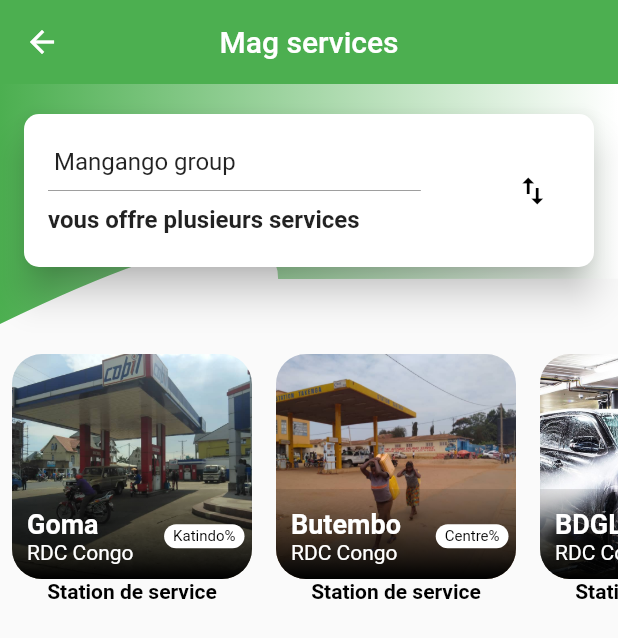
After one commit to TonyBASHIZI/MagClient, a Flutter app: the screen it shows after launch, item 2 of the bottom bar chosen, on a phone screen of 412 x 824 dp. The commit adds this screen. Shown: the top 638 px of the screen. Run offline on Flutter 3.47's test engine with Material 2 defaults, Android fonts, the phone set to English and light mode, and no system bars; our stand-ins replace flutter_local_notifications, rxdart, shared_preferences.

Commit message:
addServicePage

```diff
--- a/lib/main.dart
+++ b/lib/main.dart
@@ -3,7 +3,7 @@ import 'package:MagClient/CustomAppBar.dart';
 import 'package:MagClient/CustomShapeClipper.dart';
 import 'package:MagClient/NotificationPlugin.dart';
 import 'package:MagClient/balance.dart';
-import 'package:MagClient/flight_list.dart';
+import 'package:MagClient/services.dart';
 import 'package:MagClient/partenaire.dart';
 
 void main() => runApp(MaterialApp(
@@ -170,7 +170,7 @@ class _HomeScreenTopPartState extends State<HomeScreenTopPart> {
                                   context,
                                   MaterialPageRoute(
                                       builder: (context) =>
-                                          FlightListingScreen()));
+                                          balance()));
                             },
                             child: Icon(
                               Icons.credit_card,
--- a/lib/partenaire.dart
+++ b/lib/partenaire.dart
@@ -110,7 +110,8 @@ class partenaire extends StatelessWidget {
                                 child: Stack(
                                   children: <Widget>[
                                     Padding(padding: EdgeInsets.all(20)),
-                                    Text(list[index]['description'],textAlign: TextAlign.center,),
+                                    Text(list[index]['description'],textAlign: TextAlign.center,
+                                    ),
                                     // Container(
                                     //   margin: EdgeInsets.all(15),
                                     //   child: FlatButton(
--- /dev/null
+++ b/lib/services.dart
@@ -0,0 +1,264 @@
+import 'dart:convert';
+
+import 'package:MagClient/utils/config.dart';
+import 'package:flutter/material.dart';
+import 'package:shared_preferences/shared_preferences.dart';
+import 'main.dart';
+import 'package:http/http.dart' as http;
+
+import 'CustomShapeClipper.dart';
+
+class services extends StatelessWidget {
+  init() async {
+    pref = await SharedPreferences.getInstance();
+  }
+
+  SharedPreferences pref;
+  Future getBalance() async {
+    var url = BaseUrl.getBalance;
+    var response = await http.get(url);
+
+    return jsonDecode(response.body);
+  }
+
+  @override
+  Widget build(BuildContext context) {
+    return Scaffold(
+      appBar: AppBar(
+        backgroundColor: Colors.green,
+        title: Text(
+          "Mag services",
+        ),
+        elevation: 0.0,
+        centerTitle: true,
+        leading: InkWell(
+          child: Icon(
+            Icons.arrow_back,
+          ),
+          onTap: () {
+            Navigator.pop(context);
+          },
+        ),
+      ),
+      body: SingleChildScrollView(
+        scrollDirection: Axis.vertical,
+        child: Column(
+          children: <Widget>[
+            FlightListTopPart(),
+            SizedBox(
+              height: 20.0,
+            ),
+           Container(
+             height: 210.0,
+             child: ListView(
+                scrollDirection: Axis.horizontal,
+                children: cityCards,
+             ),
+           )
+          ],
+        ),
+      ),
+    );
+  }
+}
+
+class FlightListTopPart extends StatelessWidget {
+  @override
+  Widget build(BuildContext context) {
+    return Stack(
+      children: <Widget>[
+        ClipPath(
+          clipper: CustomShapeClipper(),
+          child: Container(
+            decoration: BoxDecoration(
+              gradient: LinearGradient(colors: [firstColor, secondColor]),
+            ),
+            height: 160.0,
+          ),
+        ),
+        Column(
+          children: <Widget>[
+            SizedBox(
+              height: 20.0,
+            ),
+            Card(
+              shape: RoundedRectangleBorder(
+                  borderRadius: BorderRadius.all(Radius.circular(10.0))),
+              margin: EdgeInsets.symmetric(horizontal: 16.0),
+              elevation: 10.0,
+              child: Container(
+                padding: EdgeInsets.symmetric(horizontal: 16.0, vertical: 22.0),
+                child: Row(
+                  mainAxisSize: MainAxisSize.max,
+                  mainAxisAlignment: MainAxisAlignment.spaceBetween,
+                  children: <Widget>[
+                    Expanded(
+                      flex: 5,
+                      child: Column(
+                        mainAxisAlignment: MainAxisAlignment.spaceBetween,
+                        crossAxisAlignment: CrossAxisAlignment.start,
+                        children: <Widget>[
+                          Text(
+                            " Mangango group",
+                            style: TextStyle(
+                              fontSize: 16.0,
+                            ),
+                          ),
+                          Divider(
+                            color: Colors.grey,
+                            height: 20.0,
+                          ),
+                          Text(
+                            "vous offre plusieurs services",
+                            style: TextStyle(
+                                fontSize: 16.0, fontWeight: FontWeight.bold),
+                          ),
+                        ],
+                      ),
+                    ),
+                    Spacer(),
+                    Expanded(
+                        flex: 1,
+                        child: Icon(
+                          Icons.import_export,
+                          color: Colors.black,
+                          size: 24.0,
+                        )),
+                  ],
+                ),
+              ),
+            ),
+          ],
+        )
+      ],
+    );
+  }
+}
+
+List<CityCard> cityCards = [
+  CityCard("assets/images/cobil.jpeg", "RDC Congo", "Katindo", "Goma",
+      "Station de service", "80.0"),
+  CityCard("assets/images/takenga.jpeg", "RDC Congo", "Centre", "Butembo",
+      "Station de service", "10"),
+  CityCard("assets/images/carwash.jpg", "RDC Congo", "Goma", "BDGL",
+      "Station de service", "80"),
+];
+class CityCard extends StatelessWidget {
+  final String imagePath, cityname, monthYear, discount, oldprice, newprice;
+
+  CityCard(this.imagePath, this.monthYear, this.discount, this.oldprice,
+      this.newprice, this.cityname);
+
+  @override
+  Widget build(BuildContext context) {
+    return Padding(
+      padding: const EdgeInsets.symmetric(horizontal: 8.0),
+      child: Column(
+        children: <Widget>[
+          ClipRRect(
+            borderRadius: BorderRadius.all(
+              Radius.circular(20.0),
+            ),
+            child: InkWell(
+              // onTap: () {
+              //   Navigator.push(context,
+              //       MaterialPageRoute(builder: (context) => partenaire()));
+              // },
+              child: Stack(
+                children: <Widget>[
+                  Container(
+                    height: 150.0,
+                    width: 160.0,
+                    child: Image.asset(
+                      imagePath,
+                      fit: BoxFit.cover,
+                    ),
+                  ),
+                  Positioned(
+                    left: 0.0,
+                    bottom: 0.0,
+                    width: 160.0,
+                    height: 60.0,
+                    child: Container(
+                      decoration: BoxDecoration(
+                          gradient: LinearGradient(
+                              begin: Alignment.bottomCenter,
+                              end: Alignment.topCenter,
+                              colors: [
+                            Colors.black,
+                            Colors.black.withOpacity(0.1),
+                          ])),
+                    ),
+                  ),
+                  Positioned(
+                    left: 10.0,
+                    bottom: 10.0,
+                    right: 5.0,
+                    child: Row(
+                      mainAxisSize: MainAxisSize.max,
+                      mainAxisAlignment: MainAxisAlignment.spaceBetween,
+                      children: <Widget>[
+                        Column(
+                          crossAxisAlignment: CrossAxisAlignment.start,
+                          children: <Widget>[
+                            Text(oldprice,
+                                style: TextStyle(
+                                    fontWeight: FontWeight.bold,
+                                    color: Colors.white,
+                                    fontSize: 18.0)),
+                            Text(monthYear,
+                                style: TextStyle(
+                                    fontWeight: FontWeight.normal,
+                                    color: Colors.white,
+                                    fontSize: 14.0)),
+                          ],
+                        ),
+                        Container(
+                          padding: EdgeInsets.symmetric(
+                              horizontal: 6.0, vertical: 2.0),
+                          decoration: BoxDecoration(
+                              color: Colors.white,
+                              shape: BoxShape.rectangle,
+                              borderRadius: BorderRadius.all(
+                                Radius.circular(10.0),
+                              )),
+                          child: Text(
+                            "$discount%",
+                            style:
+                                TextStyle(fontSize: 10.0, color: Colors.black),
+                          ),
+                        ),
+                        // InkWell(
+                        //    onTap: (){
+                        //                 Navigator.push(context, MaterialPageRoute(builder: (context) => relaisList()));
+                        //            },
+                        // ),
+                      ],
+                    ),
+                  )
+                ],
+              ),
+            ),
+          ),
+          Row(
+            mainAxisSize: MainAxisSize.max,
+            mainAxisAlignment: MainAxisAlignment.start,
+            children: <Widget>[
+              SizedBox(
+                width: 5.0,
+              ),
+              Text(newprice,
+                  style: TextStyle(
+                    color: Colors.black,
+                    fontWeight: FontWeight.bold,
+                  )),
+              SizedBox(
+                width: 5.0,
+              ),
+            ],
+          ),
+        ],
+      ),
+    );
+  }
+}
--- a/lib/utils/config.dart
+++ b/lib/utils/config.dart
@@ -2,7 +2,7 @@ class BaseUrl {
   static String ip="http://192.168.43.141:81/Projects/MagCl/Api/read.php";
   static String getColi=ip+"getColi.php?value=listColi";
   static String getBalance=ip+"balance.php?value=2914-0220-1-2914";
-  static String img="http://192.168.141.181:81/Projects/MagCl/Api/images/";
+  static String img="http://192.168.43.141:81/Projects/MagCl/Api/images/";
 
 
   // static String getColiByID=ip+"getColi.php?value=listColi";
```
Also changed, not shown: lib/CustomAppBar.dart (+26 -11 lines), lib/flight_list.dart (deleted, +0 -407 lines), lib/NotificationPlugin.dart (line endings or trailing spaces), 1 other file.
